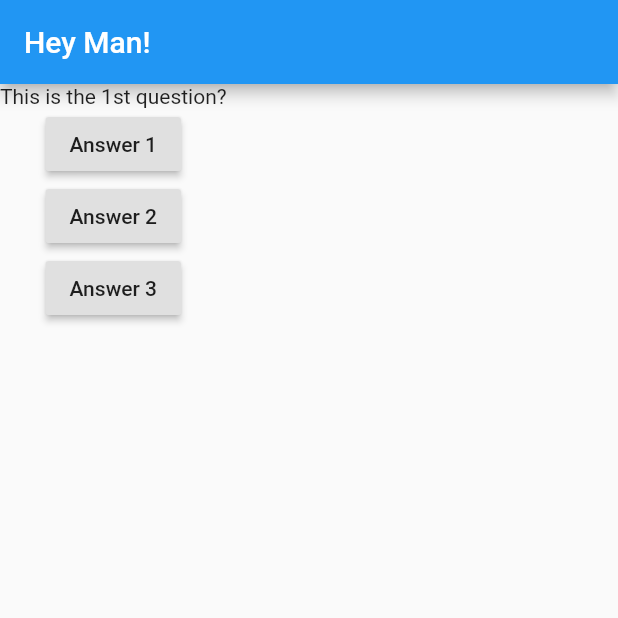
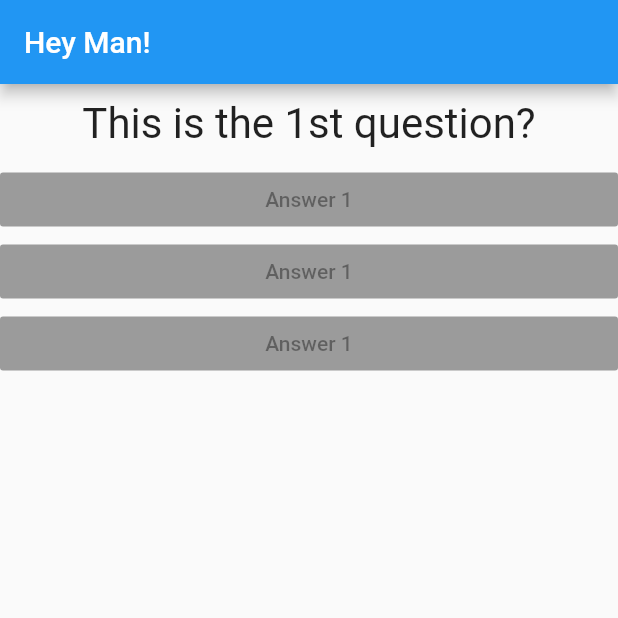
Before and after one commit to nishantk03/flutter-app, a Flutter app: the screen it shows after launch, on a phone screen of 412 x 824 dp, the top half of it. Run offline on Flutter 3.47's test engine with Material 2 defaults, Android fonts, the phone set to English and light mode, and no system bars.

Commit message:
answer widget added

```diff
--- /dev/null
+++ b/lib/answer.dart
@@ -0,0 +1,13 @@
+import 'package:flutter/material.dart';
+
+class Answer extends StatelessWidget {
+  @override
+  Widget build(BuildContext context) {
+    return Container(
+      width: double.infinity,
+      //margin: EdgeInsets.all(10),
+      child: RaisedButton(
+          color: Colors.blue, child: Text('Answer 1'), onPressed: null),
+    );
+  }
+}
--- a/lib/main.dart
+++ b/lib/main.dart
@@ -1,5 +1,7 @@
 import 'package:basic_app/question.dart';
 import 'package:flutter/material.dart';
+
+import 'answer.dart';
 
 void main() {
   runApp(MyApp());
@@ -36,16 +38,9 @@ class _MyAppState extends State<MyApp> {
           body: Column(
             children: [
               Question(questions[_questionIndex]),
-              RaisedButton(
-                  child: Text('Answer 1'),
-                  onPressed: () => print('Answer 1 choosen!!!')),
-              RaisedButton(
-                  child: Text('Answer 2'),
-                  onPressed: () {
-                    print('Answer 2 choosen');
-                    print('2 selected');
-                  }),
-              RaisedButton(child: Text('Answer 3'), onPressed: _answerChoosen),
+              Answer(),
+              Answer(),
+              Answer(),
             ],
           )),
     );
--- a/lib/question.dart
+++ b/lib/question.dart
@@ -1,10 +1,18 @@
 import 'package:flutter/material.dart';
 
 class Question extends StatelessWidget {
-  String questions;
+  final String questions;
   Question(this.questions);
   @override
   Widget build(BuildContext context) {
-    return Text(questions);
+    return Container(
+      width: double.infinity,
+      margin: EdgeInsets.all(10),
+      child: Text(
+        questions,
+        style: TextStyle(fontSize: 28),
+        textAlign: TextAlign.center,
+      ),
+    );
   }
 }
```
